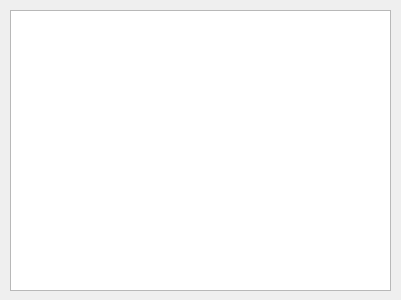
paswd/cg-lab1, file mainwindow.ui: the form before one commit.
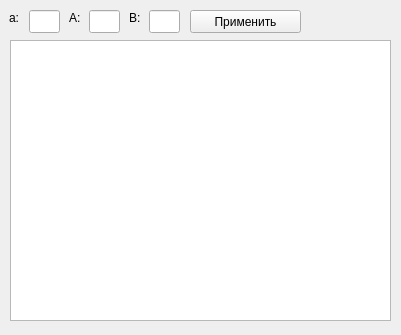
The form after the commit.

Commit message: Added setting params

Patch:
```diff
--- a/mainwindow.ui
+++ b/mainwindow.ui
@@ -7,12 +7,12 @@
     <x>0</x>
     <y>0</y>
     <width>401</width>
-    <height>300</height>
+    <height>335</height>
    </rect>
   </property>
   <property name="minimumSize">
    <size>
-    <width>100</width>
+    <width>310</width>
     <height>100</height>
    </size>
   </property>
@@ -24,12 +24,94 @@
     <property name="geometry">
      <rect>
       <x>10</x>
-      <y>10</y>
+      <y>40</y>
       <width>381</width>
       <height>281</height>
      </rect>
     </property>
    </widget>
+   <widget class="QLineEdit" name="ParamLeft">
+    <property name="geometry">
+     <rect>
+      <x>89</x>
+      <y>10</y>
+      <width>31</width>
+      <height>23</height>
+     </rect>
+    </property>
+   </widget>
+   <widget class="QLabel" name="Label3">
+    <property name="geometry">
+     <rect>
+      <x>129</x>
+      <y>10</y>
+      <width>16</width>
+      <height>16</height>
+     </rect>
+    </property>
+    <property name="text">
+     <string>B:</string>
+    </property>
+   </widget>
+   <widget class="QLineEdit" name="ParamRight">
+    <property name="geometry">
+     <rect>
+      <x>149</x>
+      <y>10</y>
+      <width>31</width>
+      <height>23</height>
+     </rect>
+    </property>
+   </widget>
+   <widget class="QLabel" name="Label2">
+    <property name="geometry">
+     <rect>
+      <x>69</x>
+      <y>10</y>
+      <width>16</width>
+      <height>16</height>
+     </rect>
+    </property>
+    <property name="text">
+     <string>A:</string>
+    </property>
+   </widget>
+   <widget class="QLabel" name="Label1">
+    <property name="geometry">
+     <rect>
+      <x>9</x>
+      <y>10</y>
+      <width>16</width>
+      <height>16</height>
+     </rect>
+    </property>
+    <property name="text">
+     <string>a:</string>
+    </property>
+   </widget>
+   <widget class="QLineEdit" name="ParamA">
+    <property name="geometry">
+     <rect>
+      <x>29</x>
+      <y>10</y>
+      <width>31</width>
+      <height>23</height>
+     </rect>
+    </property>
+   </widget>
+   <widget class="QPushButton" name="ApplyParams">
+    <property name="geometry">
+     <rect>
+      <x>190</x>
+      <y>10</y>
+      <width>111</width>
+      <height>23</height>
+     </rect>
+    </property>
+    <property name="text">
+     <string>Применить</string>
+    </property>
+   </widget>
   </widget>
  </widget>
  <layoutdefault spacing="6" margin="11"/>
```
The commit also changes 2 other files.
